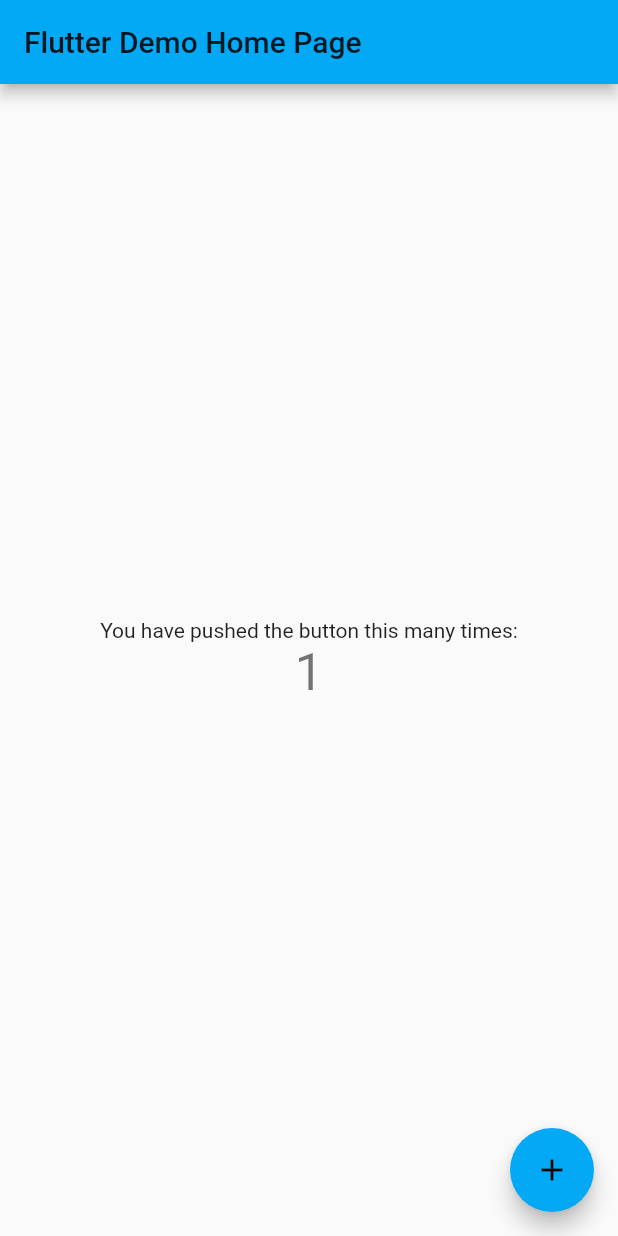
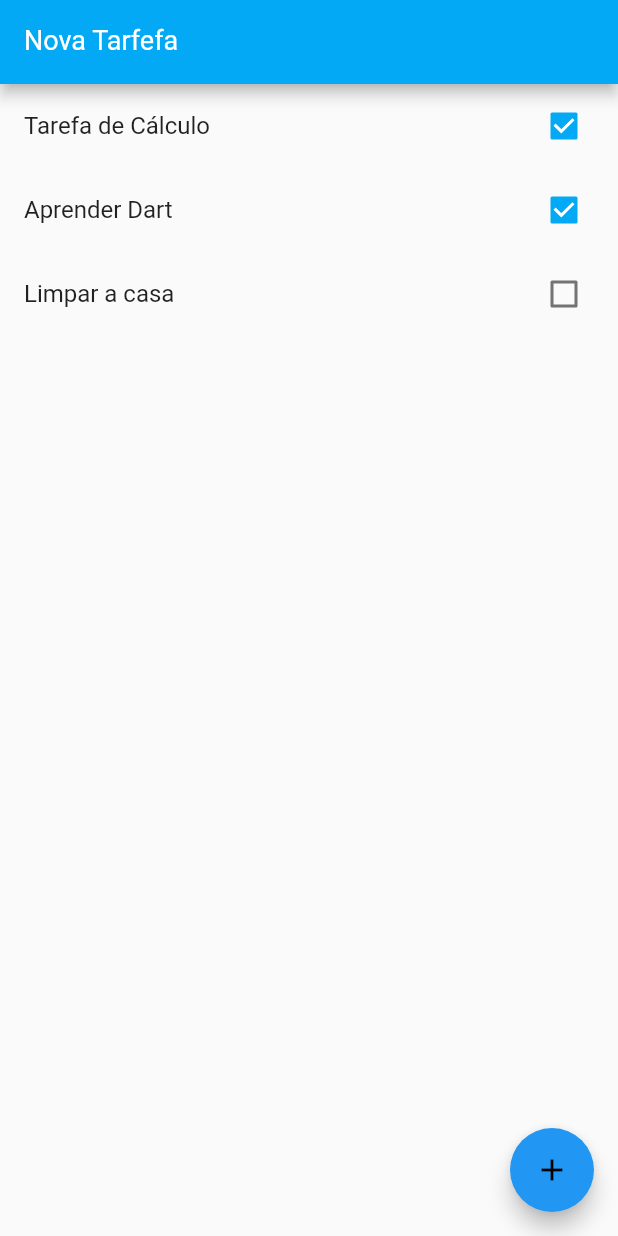
Before and after one commit to Victor-Matheus/Flutter-App, a Flutter app: the screen it shows after launch, after a tap on the "add" icon, on a phone screen of 412 x 824 dp. Run offline on Flutter 3.47's test engine with Material 2 defaults, Android fonts, the phone set to English and light mode, and no system bars.

Commit message:
- some initial configurations; - Start of the app layout; - Initial model of Item;

```diff
--- a/lib/main.dart
+++ b/lib/main.dart
@@ -1,117 +1,77 @@
 import 'package:flutter/material.dart';
 
-void main() {
-  runApp(MyApp());
-}
+import 'models/item.dart';
+//import 'package:flutter/cupertino.dart; --> IOS
+//imoprt 'package:flutter/widget.dart; --> Generic
+
+void main() => runApp(MyApp());
 
 class MyApp extends StatelessWidget {
-  // This widget is the root of your application.
   @override
   Widget build(BuildContext context) {
     return MaterialApp(
-      title: 'Flutter Demo',
+      title: 'Todo App',
+      debugShowCheckedModeBanner: false,
       theme: ThemeData(
-        // This is the theme of your application.
-        //
-        // Try running your application with "flutter run". You'll see the
-        // application has a blue toolbar. Then, without quitting the app, try
-        // changing the primarySwatch below to Colors.green and then invoke
-        // "hot reload" (press "r" in the console where you ran "flutter run",
-        // or simply save your changes to "hot reload" in a Flutter IDE).
-        // Notice that the counter didn't reset back to zero; the application
-        // is not restarted.
         primarySwatch: Colors.lightBlue,
-        // This makes the visual density adapt to the platform that you run
-        // the app on. For desktop platforms, the controls will be smaller and
-        // closer together (more dense) than on mobile platforms.
         visualDensity: VisualDensity.adaptivePlatformDensity,
       ),
-      home: MyHomePage(title: 'Flutter Demo Home Page'),
+      home: HomePage(),
     );
   }
 }
 
-class MyHomePage extends StatefulWidget {
-  MyHomePage({Key key, this.title}) : super(key: key);
+class HomePage extends StatefulWidget {
+  var items = new List<Item>();
 
-  // This widget is the home page of your application. It is stateful, meaning
-  // that it has a State object (defined below) that contains fields that affect
-  // how it looks.
-
-  // This class is the configuration for the state. It holds the values (in this
-  // case the title) provided by the parent (in this case the App widget) and
-  // used by the build method of the State. Fields in a Widget subclass are
-  // always marked "final".
-
-  final String title;
-
-  @override
-  _MyHomePageState createState() => _MyHomePageState();
-}
-
-class _MyHomePageState extends State<MyHomePage> {
-  int _counter = 0;
-
-  void _incrementCounter() {
-    setState(() {
-      // This call to setState tells the Flutter framework that something has
-      // changed in this State, which causes it to rerun the build method below
-      // so that the display can reflect the updated values. If we changed
-      // _counter without calling setState(), then the build method would not be
-      // called again, and so nothing would appear to happen.
-      _counter++;
-    });
+  HomePage() {
+    items = [];
+    items.add(Item(title: "Tarefa de Cálculo", done: true));
+    items.add(Item(title: "Aprender Dart", done: true));
+    items.add(Item(title: "Limpar a casa", done: false));
   }
 
   @override
+  _HomePageState createState() => _HomePageState();
+}
+
+class _HomePageState extends State<HomePage> {
+  var newTaskController = TextEditingController();
+
+  @override
   Widget build(BuildContext context) {
-    // This method is rerun every time setState is called, for instance as done
-    // by the _incrementCounter method above.
-    //
-    // The Flutter framework has been optimized to make rerunning build methods
-    // fast, so that you can just rebuild anything that needs updating rather
-    // than having to individually change instances of widgets.
     return Scaffold(
       appBar: AppBar(
-        // Here we take the value from the MyHomePage object that was created by
-        // the App.build method, and use it to set our appbar title.
-        title: Text(widget.title),
-      ),
-      body: Center(
-        // Center is a layout widget. It takes a single child and positions it
-        // in the middle of the parent.
-        child: Column(
-          // Column is also a layout widget. It takes a list of children and
-          // arranges them vertically. By default, it sizes itself to fit its
-          // children horizontally, and tries to be as tall as its parent.
-          //
-          // Invoke "debug painting" (press "p" in the console, choose the
-          // "Toggle Debug Paint" action from the Flutter Inspector in Android
-          // Studio, or the "Toggle Debug Paint" command in Visual Studio Code)
-          // to see the wireframe for each widget.
-          //
-          // Column has various properties to control how it sizes itself and
-          // how it positions its children. Here we use mainAxisAlignment to
-          // center the children vertically; the main axis here is the vertical
-          // axis because Columns are vertical (the cross axis would be
-          // horizontal).
-          mainAxisAlignment: MainAxisAlignment.center,
-          children: <Widget>[
-            Text(
-              'You have pushed the button this many times:',
-            ),
-            Text(
-              '$_counter',
-              style: Theme.of(context).textTheme.headline4,
-            ),
-          ],
+        title: TextFormField(
+          controller: newTaskController,
+          keyboardType: TextInputType.text,
+          style: TextStyle(color: Colors.white, fontSize: 18),
+          decoration: InputDecoration(
+              labelText: "Nova Tarfefa",
+              labelStyle: TextStyle(color: Colors.white)),
         ),
       ),
+      body: ListView.builder(
+        itemCount: widget.items.length,
+        itemBuilder: (BuildContext ctx, int index) {
+          final item = widget.items[index];
+          return CheckboxListTile(
+            title: Text(item.title),
+            key: Key(item.title),
+            value: item.done,
+            onChanged: (value) {
+              setState(() {
+                item.done = value;
+              });
+            },
+          );
+        },
+      ),
       floatingActionButton: FloatingActionButton(
-        onPressed: _incrementCounter,
-        tooltip: 'Increment',
+        onPressed: () {},
         child: Icon(Icons.add),
-      ), // This trailing comma makes auto-formatting nicer for build methods.
+        backgroundColor: Colors.blue,
+      ),
     );
   }
 }
--- /dev/null
+++ b/lib/models/dataRepository.dart
@@ -0,0 +1,3 @@
+class DataRepository {
+  final CollectionReference collection = Firestore.instamce.collection('todo');
+}
--- /dev/null
+++ b/lib/models/item.dart
@@ -0,0 +1,19 @@
+class Item {
+  String title;
+  bool done;
+
+  Item({this.title, this.done});
+
+  Item.fromJson(Map<String, dynamic> json) {
+    title = json['title'];
+    done = json['done'];
+  }
+
+  Map<String, dynamic> toJson() {
+    final Map<String, dynamic> data = new Map<String, dynamic>();
+    data['title'] = this.title;
+    data['done'] = this.done;
+    return data;
+  }
+  //Métodos toJson and fromJson --> https://javiercbk.github.io/json_to_dart/
+}
--- a/pubspec.yaml
+++ b/pubspec.yaml
@@ -16,6 +16,10 @@ publish_to: 'none' # Remove this line if you wish to publish to pub.dev
 # Read more about iOS versioning at
 # https://developer.apple.com/library/archive/documentation/General/Reference/InfoPlistKeyReference/Articles/CoreFoundationKeys.html
 version: 1.0.0+1
+
+cloud_firestore: ^0.13.0+1
+
+flutter_form_builder: ^3.7.2
 
 environment:
   sdk: ">=2.7.0 <3.0.0"
```
Also changed, not shown: 3 other files.
